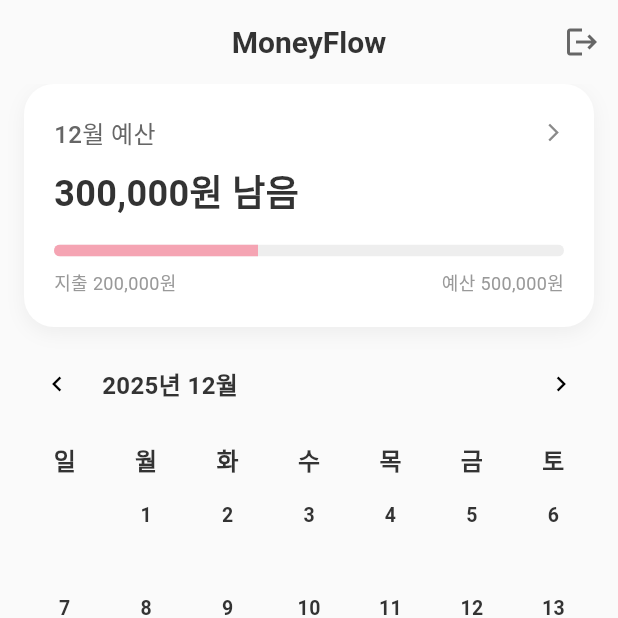
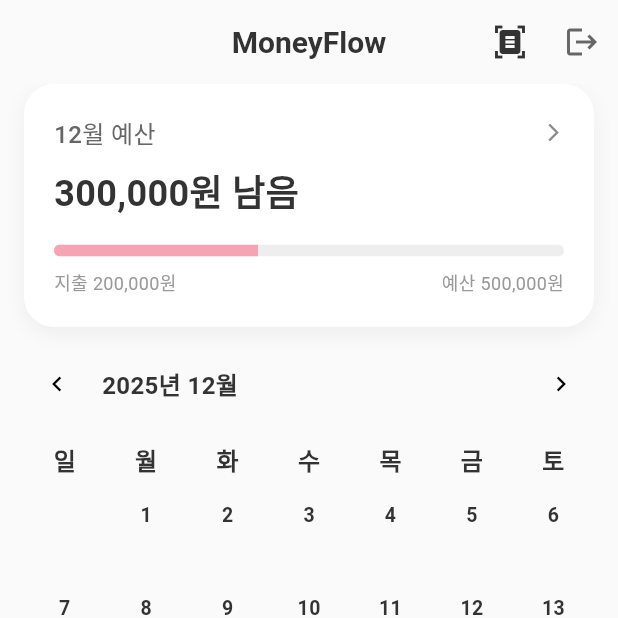
Before and after one commit to ForgeNova-Studio/money_front, a Flutter app: the HomeScreen screen opened by its route, on a phone screen of 412 x 824 dp, the top half of it. Run offline on Flutter 3.47's test engine with Material 3 defaults, Android fonts, the phone set to English and light mode, and no system bars; drawn by our look-alikes of table_calendar; our stand-ins replace dio, fl_chart, flutter_native_splash, flutter_riverpod, flutter_secure_storage, freezed_annotation and 13 more; missing offline and left inert: google_mlkit_text_recognition; accounts and stored records are empty; generated files the repository leaves out were written again; network calls fail; project files that could hold a hidden picture were left out.

Commit message:
refactor: homeScreen에 ocr 버튼 임시 추가

```diff
--- a/lib/features/home/presentation/screens/home_screen.dart
+++ b/lib/features/home/presentation/screens/home_screen.dart
@@ -90,6 +90,13 @@ class _HomeScreenState extends ConsumerState<HomeScreen> {
         backgroundColor: AppColors.backgroundLight,
         elevation: 0,
         actions: [
+          // OCR 테스트 버튼
+          IconButton(
+            icon: const Icon(Icons.document_scanner,
+                color: AppColors.textPrimary),
+            onPressed: () => context.push(RouteNames.ocrTest),
+            tooltip: 'OCR 테스트',
+          ),
           IconButton(
             icon: const Icon(Icons.logout, color: AppColors.textSecondary),
             onPressed: _handleLogout,
```
